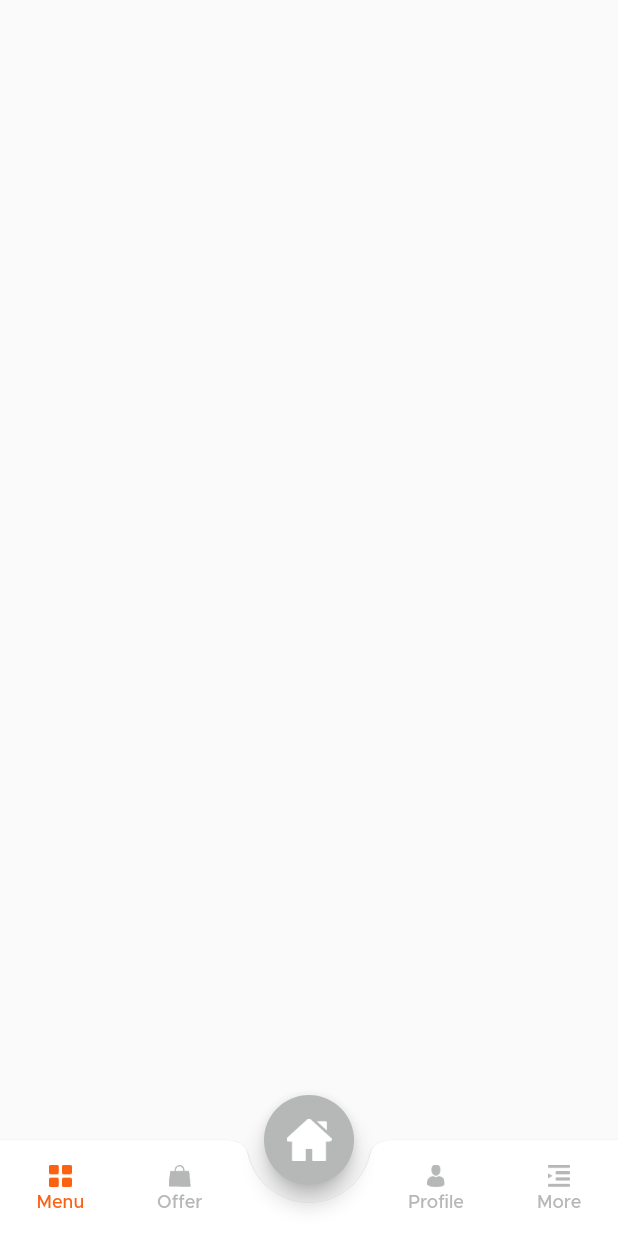
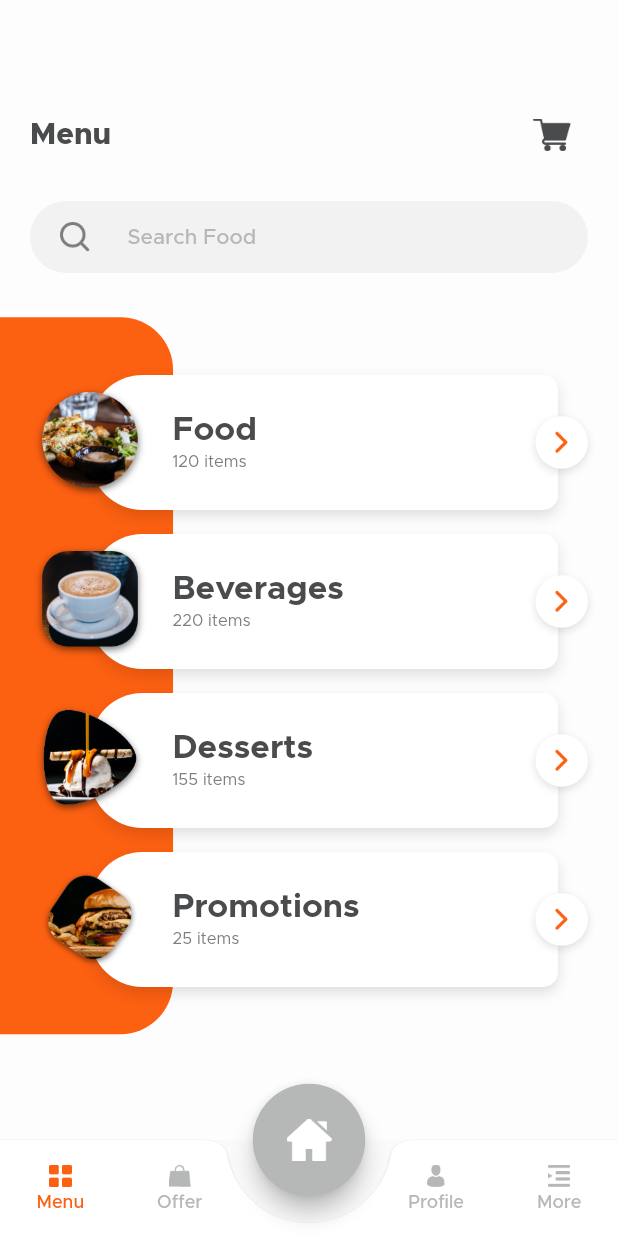
Before and after one commit to MutluClkn/meal_monkey, a Flutter app: the MainTabView screen opened directly, scrolled down 576 dp, after a tap on "Menu", on a phone screen of 412 x 824 dp. Run offline on Flutter 3.47's test engine with Material 2 defaults, Android fonts, the phone set to English and light mode, and no system bars; missing offline and left inert: otp_pin_field.

Commit message:
Menu screen created. Tabbar view updated.

```diff
--- a/lib/view/main_tabview/main_tab_view.dart
+++ b/lib/view/main_tabview/main_tab_view.dart
@@ -2,6 +2,7 @@ import 'package:flutter/material.dart';
 import 'package:meal_monkey/common/color_extension.dart';
 import 'package:meal_monkey/common_widget/tab_button.dart';
 import 'package:meal_monkey/view/home/home_view.dart';
+import 'package:meal_monkey/view/menu/menu_view.dart';
 
 class MainTabView extends StatefulWidget {
   const MainTabView({super.key});
@@ -21,8 +22,8 @@ class _MainTabViewState extends State<MainTabView> {
       floatingActionButtonLocation:
           FloatingActionButtonLocation.miniCenterDocked,
       floatingActionButton: SizedBox(
-        width: 60,
-        height: 60,
+        width: 75,
+        height: 75,
         child: FloatingActionButton(
           onPressed: () {
             if (selectedTab != 2) {
@@ -47,7 +48,7 @@ class _MainTabViewState extends State<MainTabView> {
           surfaceTintColor: TColor.white,
           shadowColor: Colors.black,
           elevation: 1,
-          notchMargin: 12,
+          notchMargin: 18,
           height: 64,
           shape: const CircularNotchedRectangle(),
           child: SafeArea(
@@ -61,7 +62,7 @@ class _MainTabViewState extends State<MainTabView> {
                   onTap: () {
                     if (selectedTab != 0) {
                       selectedTab = 0;
-                      selectPageView = Container();
+                      selectPageView = const MenuView();
                     }
                     if (mounted) {
                       setState(() {});
--- /dev/null
+++ b/lib/view/menu/menu_view.dart
@@ -0,0 +1,221 @@
+import 'package:flutter/material.dart';
+import 'package:meal_monkey/common/color_extension.dart';
+import 'package:meal_monkey/common_widget/round_textfield.dart';
+
+class MenuView extends StatefulWidget {
+  const MenuView({super.key});
+
+  @override
+  State<MenuView> createState() => _MenuViewState();
+}
+
+class _MenuViewState extends State<MenuView> {
+  List menuArr = [
+    {
+      'name': 'Food',
+      'image': 'assets/images/menu_1.png',
+      'count': '120',
+    },
+    {
+      'name': 'Beverages',
+      'image': 'assets/images/menu_2.png',
+      'count': '220',
+    },
+    {
+      'name': 'Desserts',
+      'image': 'assets/images/menu_3.png',
+      'count': '155',
+    },
+    {
+      'name': 'Promotions',
+      'image': 'assets/images/menu_4.png',
+      'count': '25',
+    },
+  ];
+  TextEditingController searchTextField = TextEditingController();
+
+  @override
+  Widget build(BuildContext context) {
+    var media = MediaQuery.of(context).size;
+    return Scaffold(
+      backgroundColor: const Color(0xfffDfDfD),
+      body: Stack(
+        alignment: Alignment.centerLeft,
+        children: [
+          Container(
+            margin: const EdgeInsets.only(top: 185),
+            width: media.width * 0.28,
+            height: media.height * 0.58,
+            decoration: BoxDecoration(
+              color: TColor.primary,
+              borderRadius: const BorderRadius.only(
+                topRight: Radius.circular(35),
+                bottomRight: Radius.circular(35),
+              ),
+            ),
+          ),
+          SingleChildScrollView(
+            child: Padding(
+              padding: const EdgeInsets.symmetric(vertical: 20),
+              child: Column(
+                children: [
+                  const SizedBox(
+                    height: 46,
+                  ),
+                  Padding(
+                    padding: const EdgeInsets.symmetric(horizontal: 20),
+                    child: Row(
+                      mainAxisAlignment: MainAxisAlignment.spaceBetween,
+                      children: [
+                        Text(
+                          'Menu',
+                          style: TextStyle(
+                            color: TColor.primaryText,
+                            fontSize: 20,
+                            fontWeight: FontWeight.w800,
+                          ),
+                        ),
+                        IconButton(
+                          onPressed: () {},
+                          icon: Image.asset(
+                            'assets/images/shopping_cart.png',
+                            width: 25,
+                            height: 25,
+                          ),
+                        ),
+                      ],
+                    ),
+                  ),
+                  const SizedBox(
+                    height: 20,
+                  ),
+                  Padding(
+                    padding: const EdgeInsets.symmetric(horizontal: 20),
+                    child: RoundTextField(
+                      placeHolder: 'Search Food',
+                      controller: searchTextField,
+                      left: Container(
+                        alignment: Alignment.center,
+                        width: 30,
+                        child: Image.asset(
+                          'assets/images/search.png',
+                          width: 20,
+                          height: 20,
+                        ),
+                      ),
+                    ),
+                  ),
+                  const SizedBox(
+                    height: 30,
+                  ),
+                  ListView.builder(
+                    itemCount: menuArr.length,
+                    padding: const EdgeInsets.symmetric(
+                      horizontal: 20,
+                      vertical: 30,
+                    ),
+                    physics: const NeverScrollableScrollPhysics(),
+                    shrinkWrap: true,
+                    itemBuilder: ((context, index) {
+                      var menuObj = menuArr[index] as Map? ?? {};
+                      return Stack(
+                        alignment: Alignment.centerRight,
+                        children: [
+                          Container(
+                            margin: const EdgeInsets.only(
+                              top: 8,
+                              bottom: 8,
+                              right: 20,
+                            ),
+                            width: media.width - 100,
+                            height: 90,
+                            decoration: const BoxDecoration(
+                              color: Colors.white,
+                              borderRadius: BorderRadius.only(
+                                  topLeft: Radius.circular(35),
+                                  bottomLeft: Radius.circular(35),
+                                  topRight: Radius.circular(10),
+                                  bottomRight: Radius.circular(10)),
+                              boxShadow: [
+                                BoxShadow(
+                                  color: Colors.black12,
+                                  blurRadius: 7,
+                                  offset: Offset(0, 4),
+                                ),
+                              ],
+                            ),
+                          ),
+                          Row(
+                            mainAxisAlignment: MainAxisAlignment.start,
+                            crossAxisAlignment: CrossAxisAlignment.center,
+                            children: [
+                              Image.asset(
+                                menuObj['image'].toString(),
+                                width: 80,
+                                height: 80,
+                                fit: BoxFit.contain,
+                              ),
+                              const SizedBox(
+                                width: 15,
+                              ),
+                              Expanded(
+                                child: Column(
+                                  crossAxisAlignment: CrossAxisAlignment.start,
+                                  children: [
+                                    Text(
+                                      menuObj['name'].toString(),
+                                      style: TextStyle(
+                                        color: TColor.primaryText,
+                                        fontSize: 22,
+                                        fontWeight: FontWeight.w700,
+                                      ),
+                                    ),
+                                    const SizedBox(
+                                      height: 4,
+                                    ),
+                                    Text(
+                                      '${menuObj['count'].toString()} items',
+                                      style: TextStyle(
+                                        color: TColor.secondaryText,
+                                        fontSize: 11,
+                                      ),
+                                    )
+                                  ],
+                                ),
+                              ),
+                              Container(
+                                width: 35,
+                                height: 35,
+                                decoration: BoxDecoration(
+                                  color: Colors.white,
+                                  borderRadius: BorderRadius.circular(17.5),
+                                  boxShadow: const [
+                                    BoxShadow(
+                                      color: Colors.black12,
+                                      blurRadius: 4,
+                                      offset: Offset(0, 2),
+                                    ),
+                                  ],
+                                ),
+                                alignment: Alignment.center,
+                                child: Image.asset(
+                                  'assets/images/btn_next.png',
+                                  width: 15,
+                                  height: 15,
+                                ),
+                              ),
+                            ],
+                          ),
+                        ],
+                      );
+                    }),
+                  ),
+                ],
+              ),
+            ),
+          ),
+        ],
+      ),
+    );
+  }
+}
```
Also changed, not shown: documents/home1.png, documents/home2.png, documents/home3.png, documents/menu.png (added), 1 other file.
